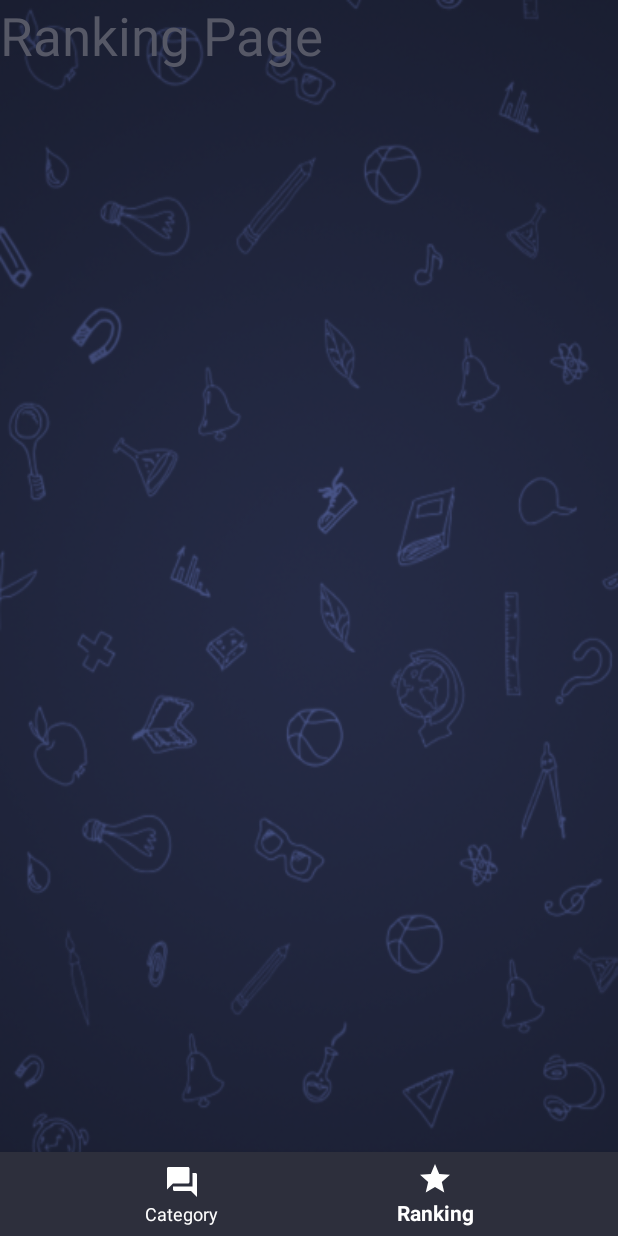
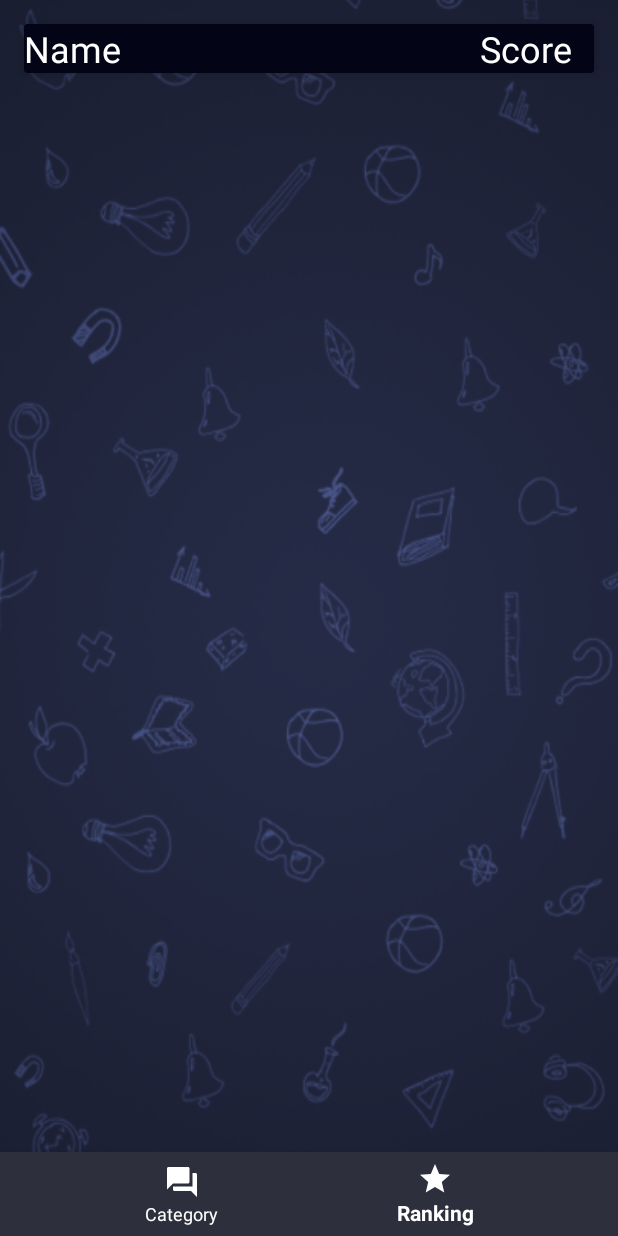
Before and after one commit to 96an/ModelTest, an Android app: the CategoryFragment screen opened directly, with no data from a screen before it, item 2 of the bottom bar chosen, on a phone screen of 412 x 824 dp. Run offline under Robolectric (Android 15) with nearby library versions, the light colour scheme and no system bars; our stand-ins replace Firebase (no records; nobody signed in at launch, a user with empty details on screens opened directly), Picasso; 6 statements that could not run were skipped.

Commit message:
Part 4 & 5

```diff
--- a/app/src/main/AndroidManifest.xml
+++ b/app/src/main/AndroidManifest.xml
@@ -21,7 +21,8 @@
         <activity android:name=".Home" />
         <activity android:name=".Start" />
         <activity android:name=".Playing" />
-        <activity android:name=".Done"></activity>
+        <activity android:name=".Done" />
+        <activity android:name=".ScoreDetails"></activity>
     </application>
 
 </manifest>
--- a/app/src/main/java/com/example/eban/modeltest/Done.java
+++ b/app/src/main/java/com/example/eban/modeltest/Done.java
@@ -61,7 +61,11 @@ public class Done extends AppCompatActivity {
                     Common.currentUser.getUserName(),Common.categoryId))
                     .setValue(new QuestionScore(String.format("%s_s",
                             Common.currentUser.getUserName(),
-                            Common.categoryId),Common.currentUser.getUserName(),String.valueOf(score)));
+                            Common.categoryId),
+                            Common.currentUser.getUserName(),
+                            String.valueOf(score),
+                            Common.categoryId,
+                            Common.categoryName));
         }
     }
 }
--- a/app/src/main/java/com/example/eban/modeltest/Fragment/CategoryFragment.java
+++ b/app/src/main/java/com/example/eban/modeltest/Fragment/CategoryFragment.java
@@ -78,6 +78,7 @@ public class CategoryFragment extends Fragment {
 //                        Toast.makeText(getContext(), String.format("%s|%s", getRef(position).getKey(), model.getName()), Toast.LENGTH_SHORT).show();
                         Intent startGame = new Intent(getActivity(), Start.class);
                         Common.categoryId = mFirebaseRecyclerAdapter.getRef(position).getKey();
+                        Common.categoryName=model.getName();
                         startActivity(startGame);
                     }
                 });
--- a/app/src/main/java/com/example/eban/modeltest/Fragment/RankingFragment.java
+++ b/app/src/main/java/com/example/eban/modeltest/Fragment/RankingFragment.java
@@ -1,18 +1,46 @@
 package com.example.eban.modeltest.Fragment;
 
+import android.content.Intent;
 import android.os.Bundle;
 import android.support.annotation.Nullable;
 import android.support.v4.app.Fragment;
+import android.support.v7.widget.LinearLayoutManager;
+import android.support.v7.widget.RecyclerView;
+import android.util.Log;
 import android.view.LayoutInflater;
 import android.view.View;
 import android.view.ViewGroup;
 
+import com.example.eban.modeltest.Interface.ItemClickListener;
+import com.example.eban.modeltest.Interface.RankingCallBack;
+import com.example.eban.modeltest.Model.Question;
+import com.example.eban.modeltest.Model.QuestionScore;
+import com.example.eban.modeltest.Model.Ranking;
 import com.example.eban.modeltest.R;
+import com.example.eban.modeltest.ScoreDetails;
+import com.example.eban.modeltest.ViewHolder.RankingViewHolder;
+import com.example.eban.modeltest.common.Common;
+import com.firebase.ui.database.FirebaseRecyclerAdapter;
+import com.google.firebase.database.DataSnapshot;
+import com.google.firebase.database.DatabaseError;
+import com.google.firebase.database.DatabaseReference;
+import com.google.firebase.database.FirebaseDatabase;
+import com.google.firebase.database.ValueEventListener;
 
 
 public class RankingFragment extends Fragment {
 
     View myFragment;
+
+    FirebaseDatabase mDatabase;
+    DatabaseReference questionScore;
+    DatabaseReference rankingTbl;
+
+    RecyclerView rankingList;
+    LinearLayoutManager mLayoutManager;
+    FirebaseRecyclerAdapter<Ranking, RankingViewHolder> mAdapter;
+
+    int sum = 0;
 
     public static RankingFragment newInstance() {
         RankingFragment rankingFragment = new RankingFragment();
@@ -22,12 +50,81 @@ public class RankingFragment extends Fragment {
     @Override
     public void onCreate(@Nullable Bundle savedInstanceState) {
         super.onCreate(savedInstanceState);
+
+        mDatabase = FirebaseDatabase.getInstance();
+        questionScore = mDatabase.getReference("Question_Score");
+        rankingTbl = mDatabase.getReference("Ranking");
+
     }
 
     @Nullable
     @Override
     public View onCreateView(LayoutInflater inflater, @Nullable ViewGroup container, @Nullable Bundle savedInstanceState) {
         myFragment = inflater.inflate(R.layout.fragment_ranking, container, false);
+
+        rankingList = myFragment.findViewById(R.id.rankingList);
+        mLayoutManager = new LinearLayoutManager(getActivity());
+        rankingList.setHasFixedSize(true);
+        mLayoutManager.setReverseLayout(true);
+        mLayoutManager.setStackFromEnd(true);
+        rankingList.setLayoutManager(mLayoutManager);
+
+        updateScore(Common.currentUser.getUserName(), new RankingCallBack<Ranking>() {
+            @Override
+            public void callBack(Ranking ranking) {
+                rankingTbl.child(ranking.getUserName())
+                        .setValue(ranking);
+            }
+        });
+
+        mAdapter = new FirebaseRecyclerAdapter<Ranking, RankingViewHolder>(
+                Ranking.class,
+                R.layout.ranking_layout,
+                RankingViewHolder.class,
+                rankingTbl.orderByChild("score")
+
+        ) {
+            @Override
+            protected void populateViewHolder(RankingViewHolder viewHolder, final Ranking model, int position) {
+                viewHolder.txtName.setText(model.getUserName());
+                viewHolder.txtScore.setText(String.valueOf(model.getScore()));
+
+                viewHolder.setClickListener(new ItemClickListener() {
+                    @Override
+                    public void onClick(View view, int position, boolean isLongClick) {
+                        Intent scoreDetail = new Intent(getActivity(), ScoreDetails.class);
+                        scoreDetail.putExtra("viewUser",model.getUserName());
+                        startActivity(scoreDetail);
+                    }
+                });
+            }
+        };
+
+        mAdapter.notifyDataSetChanged();
+        rankingList.setAdapter(mAdapter);
         return myFragment;
     }
+
+
+    private void updateScore(final String userName, final RankingCallBack<Ranking> callback) {
+
+        questionScore.orderByChild("user").equalTo(userName).addListenerForSingleValueEvent(new ValueEventListener() {
+            @Override
+            public void onDataChange(DataSnapshot dataSnapshot) {
+                for (DataSnapshot data : dataSnapshot.getChildren()) {
+                    QuestionScore ques = data.getValue(QuestionScore.class);
+                    sum += Integer.parseInt(ques.getScore());
+
+                    Ranking ranking = new Ranking(userName,sum);
+                    callback.callBack(ranking);
+                }
+
+            }
+
+            @Override
+            public void onCancelled(DatabaseError databaseError) {
+
+            }
+        });
+    }
 }
--- a/app/src/main/java/com/example/eban/modeltest/common/Common.java
+++ b/app/src/main/java/com/example/eban/modeltest/common/Common.java
@@ -11,7 +11,7 @@ import java.util.List;
  */
 
 public class Common {
-    public static String categoryId;
+    public static String categoryId,categoryName;
     public static User currentUser;
     public static List<Question> questionList = new ArrayList<>();
 }
--- a/app/src/main/res/layout/activity_done.xml
+++ b/app/src/main/res/layout/activity_done.xml
@@ -25,6 +25,7 @@
                 android:id="@+id/txtTotalScore"
                 android:textSize="30sp"
                 android:text="Score: 0"
+                android:layout_marginLeft="8dp"
                 android:textColor="@android:color/white"
                 android:layout_width="wrap_content"
                 android:layout_height="wrap_content" />
@@ -35,6 +36,7 @@
                 android:text="Passed: 0/30"
                 android:textColor="@android:color/white"
                 android:layout_width="wrap_content"
+                android:layout_marginLeft="8dp"
                 android:layout_height="wrap_content" />
 
             <ProgressBar
--- a/app/src/main/res/layout/activity_playing.xml
+++ b/app/src/main/res/layout/activity_playing.xml
@@ -22,6 +22,9 @@
         android:layout_height="wrap_content"
         android:layout_alignParentTop="true"
         android:layout_centerHorizontal="true"
+        android:textColor="@android:color/white"
+        android:textSize="30sp"
+        android:textAlignment="center"
         android:layout_marginTop="20dp"
         android:visibility="invisible" />
 
--- a/app/src/main/res/layout/fragment_category.xml
+++ b/app/src/main/res/layout/fragment_category.xml
@@ -4,7 +4,6 @@
     android:layout_height="match_parent"
     tools:context="com.example.eban.modeltest.Fragment.CategoryFragment">
 
-    <!-- TODO: Update blank fragment layout -->
     <android.support.v7.widget.RecyclerView
         android:id="@+id/list_category"
         android:layout_width="match_parent"
--- a/app/src/main/res/layout/fragment_ranking.xml
+++ b/app/src/main/res/layout/fragment_ranking.xml
@@ -1,15 +1,54 @@
-<FrameLayout xmlns:android="http://schemas.android.com/apk/res/android"
+<RelativeLayout xmlns:android="http://schemas.android.com/apk/res/android"
+    xmlns:app="http://schemas.android.com/apk/res-auto"
     xmlns:tools="http://schemas.android.com/tools"
     android:layout_width="match_parent"
     android:layout_height="match_parent"
     tools:context="com.example.eban.modeltest.Fragment.RankingFragment">
 
-    <!-- TODO: Update blank fragment layout -->
-   <TextView
-       android:text="Ranking Page"
-       android:textSize="35sp"
-       android:textColor="@color/colorAccent"
-       android:layout_width="match_parent"
-       android:layout_height="wrap_content" />
+    <android.support.v7.widget.CardView
+        android:id="@+id/title"
+        android:layout_width="match_parent"
+        android:layout_height="wrap_content"
+        android:layout_margin="16dp"
+        android:padding="16dp"
+        app:cardBackgroundColor="@color/colorPrimaryDark"
+        app:cardElevation="4dp">
 
-</FrameLayout>
+        <LinearLayout
+            android:layout_width="match_parent"
+            android:layout_height="wrap_content"
+            android:layout_gravity="center"
+            android:gravity="center"
+            android:orientation="horizontal"
+            android:weightSum="10">
+
+
+            <TextView
+                android:layout_width="0dp"
+                android:layout_height="wrap_content"
+                android:layout_weight="8"
+                android:text="Name"
+                android:textColor="@android:color/white"
+                android:textSize="24sp" />
+
+            <TextView
+                android:layout_width="0dp"
+                android:layout_height="wrap_content"
+                android:layout_weight="2"
+                android:text="Score"
+                android:textColor="@android:color/white"
+                android:textSize="24sp" />
+
+
+        </LinearLayout>
+
+    </android.support.v7.widget.CardView>
+
+    <android.support.v7.widget.RecyclerView
+        android:id="@+id/rankingList"
+        android:layout_width="match_parent"
+        android:layout_height="match_parent"
+        android:layout_below="@+id/title">
+
+    </android.support.v7.widget.RecyclerView>
+</RelativeLayout>
```
Also changed, not shown: app/src/main/java/com/example/eban/modeltest/Model/QuestionScore.java (+22 -2 lines).
